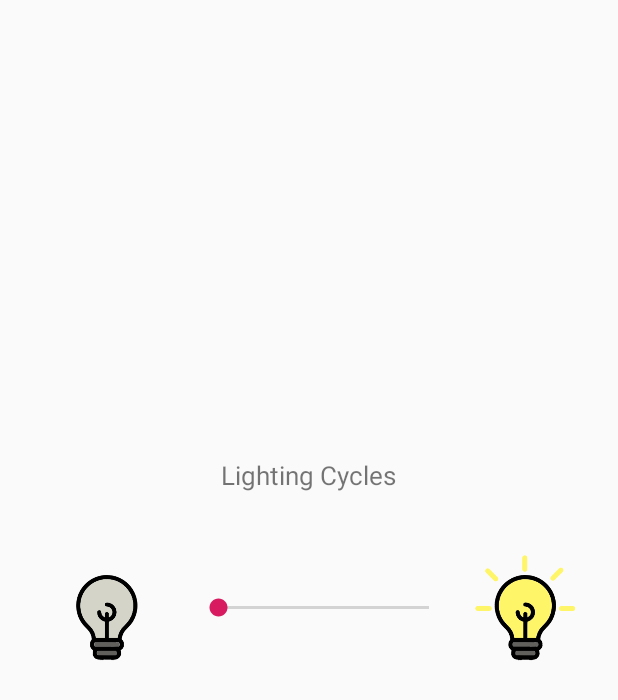
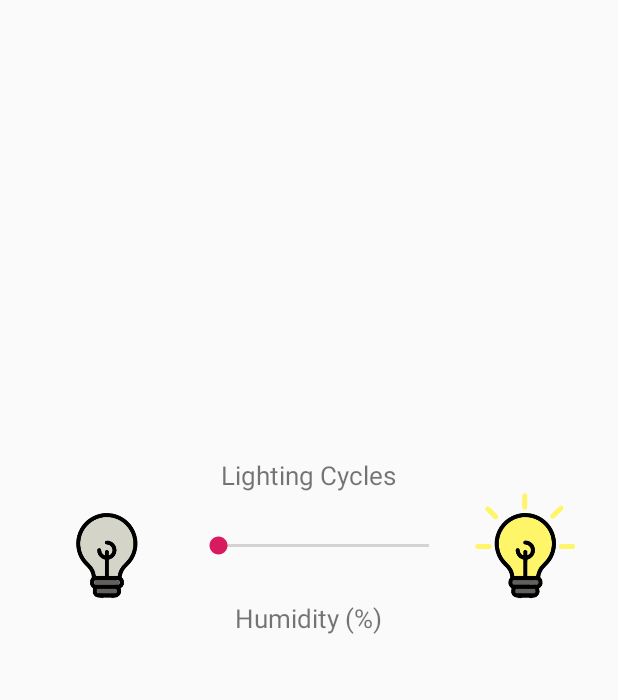
Before and after one commit to Kiboot/PlantPrototype, an Android app: the layout tab2.xml on its own in the app's theme, with its tools: preview values and no code run, on a phone screen of 412 x 824 dp. Shown: the top 700 px of the screen. Run offline under Robolectric (Android 15) with nearby library versions, the phone set to English and light mode, and no system bars.

Commit message:
Update tab2.xml

```diff
--- a/app/src/main/res/layout/tab2.xml
+++ b/app/src/main/res/layout/tab2.xml
@@ -53,7 +53,7 @@
         <TableRow
             android:layout_width="wrap_content"
             android:layout_height="115dp"
-            android:layout_weight="1">
+            android:layout_weight="0">
 
             <ImageView
                 android:id="@+id/imageView2"
@@ -83,7 +83,34 @@
         <TableRow
             android:layout_width="wrap_content"
             android:layout_height="0dp"
-            android:layout_weight="1">
+            android:layout_weight="0">
+            <LinearLayout
+                android:layout_width="0dip"
+                android:layout_height="wrap_content"
+                android:layout_weight="1"
+                android:orientation="horizontal"/>
+
+            <LinearLayout
+                android:layout_width="0dip"
+                android:layout_height="wrap_content"
+                android:layout_weight="1"
+                android:orientation="horizontal">
+
+                <TextView
+                    android:id="@+id/textView3"
+                    android:layout_width="match_parent"
+                    android:layout_height="wrap_content"
+                    android:layout_gravity="center"
+                    android:gravity="center"
+                    android:text="Humidity (%)"
+                    android:textSize="17sp" />
+            </LinearLayout>
+
+            <LinearLayout
+                android:layout_width="0dip"
+                android:layout_height="wrap_content"
+                android:layout_weight="1"
+                android:orientation="horizontal" />
 
         </TableRow>
 
```
